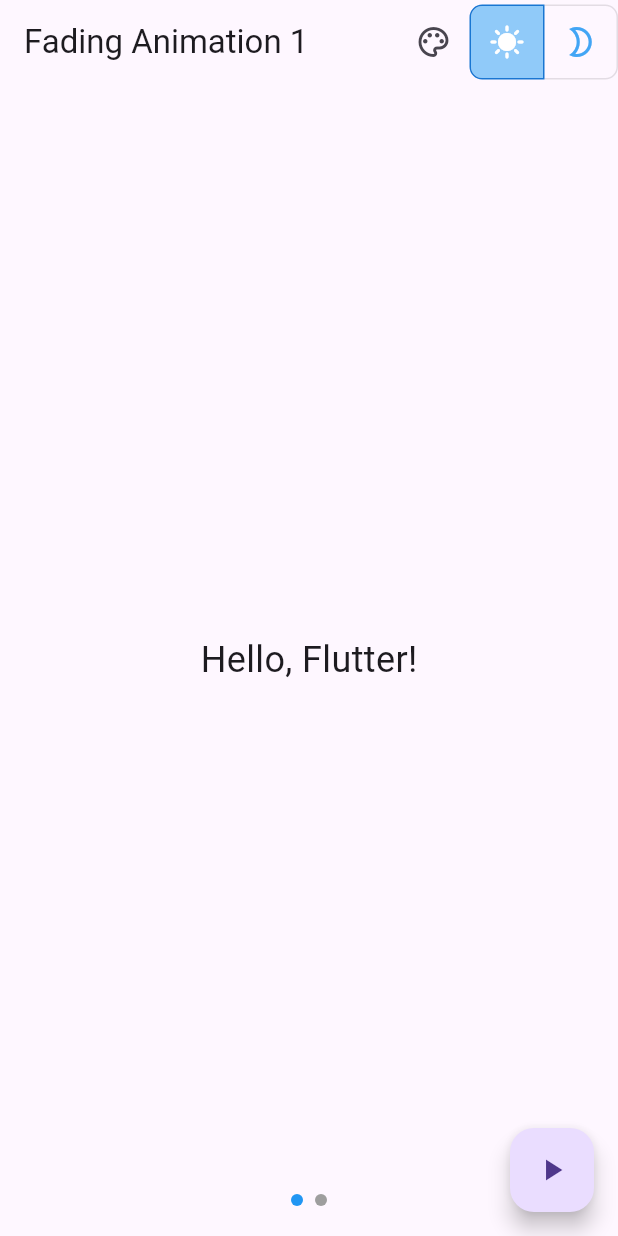
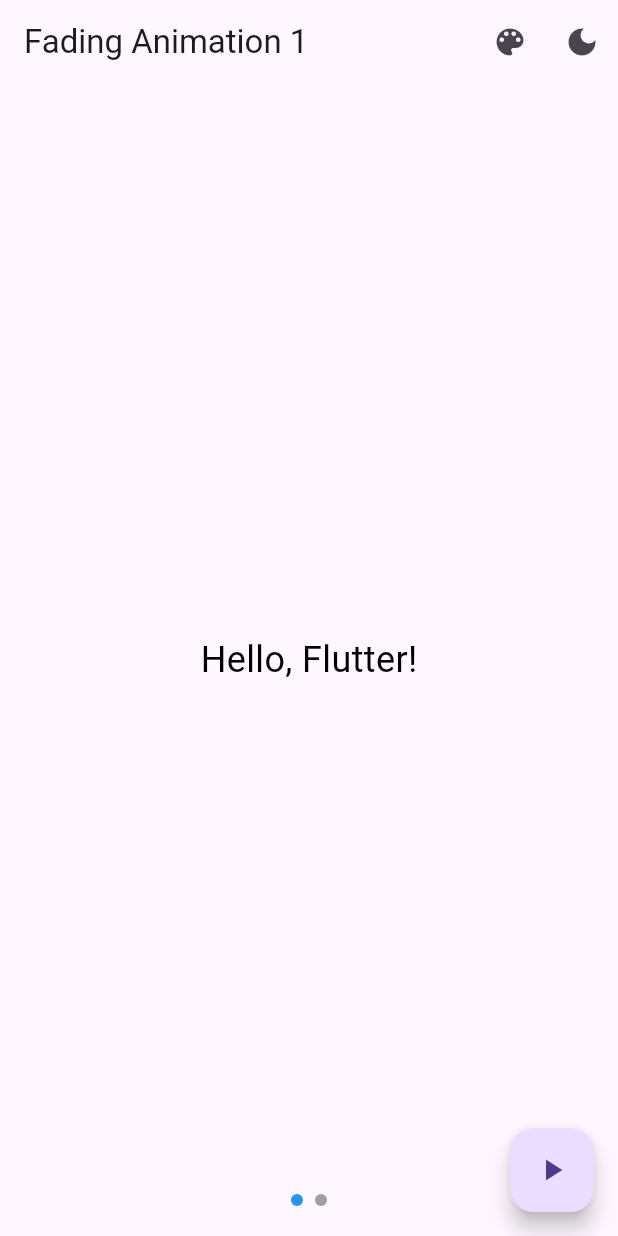
Before and after one commit to gsu-jla/inClass7, a Flutter app: the screen it shows after launch, on a phone screen of 412 x 824 dp. Run offline on Flutter 3.47's test engine with Material 3 defaults, Android fonts, the light colour scheme and no system bars.

Commit message:
update to it

```diff
--- a/lib/main.dart
+++ b/lib/main.dart
@@ -87,6 +87,8 @@ const List<Widget> icons = <Widget>[Icon(Icons.sunny), Icon(Icons.mode_night_out
 
 class _FadingTextAnimationState extends State<FadingTextAnimation> {
   bool _isVisible = true;
+  Color _textColor = Colors.black;
+  bool _isDarkMode = false;
 
   void toggleVisibility() {
     setState(() {
@@ -94,60 +96,101 @@ class _FadingTextAnimationState extends State<FadingTextAnimation> {
     });
   }
 
-  // placeholder color picker
-  void colorPicker() {
+  void toggleTheme() {
     setState(() {
-      //code here
-
+      _isDarkMode = !_isDarkMode;
     });
   }
 
-  // var for toggle buttons
-  final List<bool> _selectedWeather = <bool>[true, false];
-  bool vertical = false;
+  void _showColorPicker() {
+    showDialog(
+      context: context,
+      builder: (BuildContext context) {
+        return AlertDialog(
+          title: const Text('Pick a color'),
+          content: SingleChildScrollView(
+            child: Wrap(
+              spacing: 8,
+              runSpacing: 8,
+              children: [
+                _buildColorButton(Colors.black),
+                _buildColorButton(Colors.red),
+                _buildColorButton(Colors.blue),
+                _buildColorButton(Colors.green),
+                _buildColorButton(Colors.yellow),
+                _buildColorButton(Colors.purple),
+                _buildColorButton(Colors.orange),
+                _buildColorButton(Colors.pink),
+                _buildColorButton(Colors.teal),
+                _buildColorButton(Colors.indigo),
+              ],
+            ),
+          ),
+        );
+      },
+    );
+  }
+
+  Widget _buildColorButton(Color color) {
+    return GestureDetector(
+      onTap: () {
+        setState(() {
+          _textColor = color;
+        });
+        Navigator.of(context).pop();
+      },
+      child: Container(
+        width: 50,
+        height: 50,
+        decoration: BoxDecoration(
+          color: color,
+          shape: BoxShape.circle,
+          border: Border.all(color: Colors.grey),
+        ),
+      ),
+    );
+  }
 
   @override
   Widget build(BuildContext context) {
-    return Scaffold(
+    return Theme(
+      data: _isDarkMode ? ThemeData.dark() : ThemeData.light(),
+      child: Scaffold(
         appBar: AppBar(
           title: Text(widget.title),
           actions: [
-          IconButton(onPressed: colorPicker, icon: const Icon(Icons.palette_outlined)),
-          const SizedBox(height: 5),
-              ToggleButtons(   //toggle for day-night
-                direction: vertical ? Axis.vertical : Axis.horizontal,
-                onPressed: (int index) {
-                  setState(() {
-                    // The button that is tapped is set to true, and the others to false.
-                    for (int i = 0; i < _selectedWeather.length; i++) {
-                      _selectedWeather[i] = i == index;
-                    }
-                  });
-                },
-                borderRadius: const BorderRadius.all(Radius.circular(8)),
-                selectedBorderColor: Colors.blue[700],
-                selectedColor: Colors.white,
-                fillColor: Colors.blue[200],
-                color: Colors.blue[400],
-                isSelected: _selectedWeather,
-                children: icons,
-              )
+            // Color picker button
+            IconButton(
+              icon: const Icon(Icons.color_lens),
+              onPressed: _showColorPicker,
+              tooltip: 'Change Text Color',
+            ),
+            // Theme toggle button
+            IconButton(
+              icon: Icon(_isDarkMode ? Icons.light_mode : Icons.dark_mode),
+              onPressed: toggleTheme,
+              tooltip: _isDarkMode ? 'Switch to Light Mode' : 'Switch to Dark Mode',
+            ),
           ],
         ),
         body: Center(
           child: AnimatedOpacity(
             opacity: _isVisible ? 1.0 : 0.0,
             duration: widget.duration,
+            curve: Curves.easeInOut,
             child: Text(
               'Hello, Flutter!',
-            style: TextStyle(fontSize: 24),
+              style: TextStyle(
+                fontSize: 24,
+                color: _textColor,
               ),
             ),
           ),
-
+        ),
         floatingActionButton: FloatingActionButton(
           onPressed: toggleVisibility,
-        child: Icon(Icons.play_arrow),
+          child: const Icon(Icons.play_arrow),
+        ),
       ),
     );
   }
```
Lines whose indentation alone changed are shown as unchanged.
